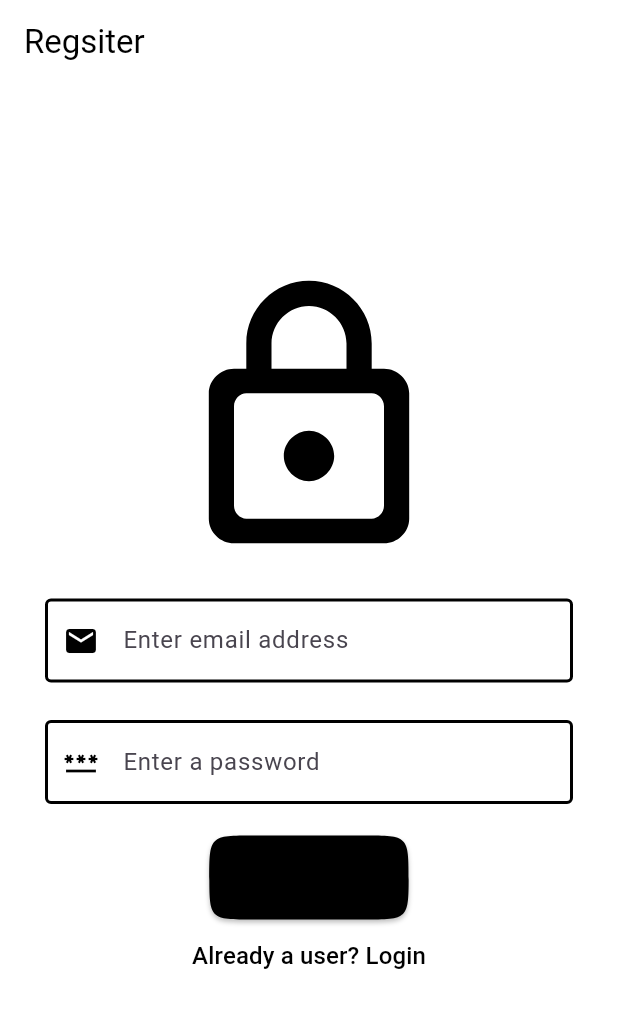
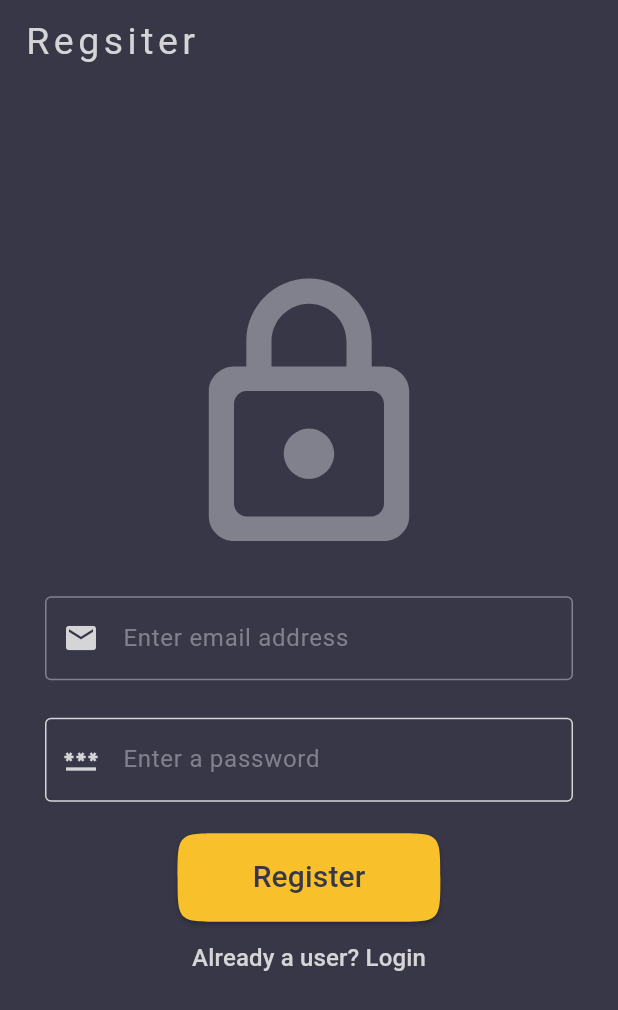
Before and after one commit to Deadlock-exe/MediSnap-AI, a Flutter app: the screen it shows after launch, after a tap on "New user? Regsiter now", on a phone screen of 412 x 824 dp. Shown: the top 1010 px of the screen. Run offline on Flutter 3.47's test engine with Material 3 defaults, Android fonts, the light colour scheme and no system bars; our stand-ins replace firebase_auth, firebase_core, flutter_gemini, google_generative_ai, google_nav_bar, image_picker; accounts and stored records are empty; network calls fail.

Commit message:
frontend work

```diff
--- a/lib/auth/login_page.dart
+++ b/lib/auth/login_page.dart
@@ -1,5 +1,6 @@
 import 'package:flutter/material.dart';
 import 'package:firebase_auth/firebase_auth.dart';
+import 'package:medisnap/constants/colors.dart';
 
 class LoginPage extends StatefulWidget {
   const LoginPage({super.key});
@@ -29,11 +30,17 @@ class _LoginPageState extends State<LoginPage> {
   @override
   Widget build(BuildContext context) {
     return Scaffold(
-      backgroundColor: Colors.white,
+      backgroundColor: primaryColor,
       appBar: AppBar(
-        title: const Text("Login"),
-        backgroundColor: Colors.white,
-        foregroundColor: Colors.black,
+        title: const Text(
+          "Login",
+          style: TextStyle(
+            fontSize: 25,
+            letterSpacing: 3,
+          ),
+        ),
+        backgroundColor: primaryColor,
+        foregroundColor: textColor,
       ),
       body: Column(
         mainAxisAlignment: MainAxisAlignment.center,
@@ -41,7 +48,7 @@ class _LoginPageState extends State<LoginPage> {
           Icon(
             Icons.lock,
             size: 200,
-            color: Colors.black,
+            color: secondaryColor,
           ),
           Padding(
             padding: const EdgeInsets.symmetric(
@@ -53,26 +60,31 @@ class _LoginPageState extends State<LoginPage> {
               autocorrect: false,
               keyboardType: TextInputType.emailAddress,
               decoration: const InputDecoration(
-                label: Text("Enter email address"),
+                label: Text(
+                  "Enter email address",
+                  style: TextStyle(
+                    color: secondaryColor,
+                  ),
+                ),
                 floatingLabelStyle: TextStyle(
-                  color: Colors.black,
+                  color: secondaryColor,
                 ),
                 prefixIcon: Icon(Icons.email),
-                prefixIconColor: Colors.black,
+                prefixIconColor: textColor,
                 focusedBorder: OutlineInputBorder(
                   borderSide: BorderSide(
-                    color: Colors.black,
+                    color: textColor,
                   ),
                 ),
                 enabledBorder: OutlineInputBorder(
                   borderSide: BorderSide(
-                    color: Colors.black,
-                    width: 2,
+                    color: secondaryColor,
+                    width: 1,
                   ),
                 ),
               ),
               style: const TextStyle(
-                color: Colors.black,
+                color: textColor,
               ),
             ),
           ),
@@ -89,32 +101,35 @@ class _LoginPageState extends State<LoginPage> {
               decoration: const InputDecoration(
                 label: Text(
                   "Enter your password",
+                  style: TextStyle(
+                    color: secondaryColor,
+                  ),
                 ),
                 floatingLabelStyle: TextStyle(
-                  color: Colors.black,
+                  color: secondaryColor,
                 ),
                 prefixIcon: Icon(Icons.password),
-                prefixIconColor: Colors.black,
+                prefixIconColor: textColor,
                 focusedBorder: OutlineInputBorder(
                   borderSide: BorderSide(
-                    color: Colors.black,
+                    color: textColor,
                     width: 2,
                   ),
                 ),
                 enabledBorder: OutlineInputBorder(
                   borderSide: BorderSide(
-                    color: Colors.black,
-                    width: 2,
+                    color: textColor,
+                    width: 1,
                   ),
                 ),
               ),
               style: const TextStyle(
-                color: Colors.black,
+                color: textColor,
               ),
             ),
           ),
           const SizedBox(
-            height: 16,
+            height: 24,
           ),
           ElevatedButton(
             onPressed: () async {
@@ -130,19 +145,20 @@ class _LoginPageState extends State<LoginPage> {
               });
             },
             style: ElevatedButton.styleFrom(
-              backgroundColor: Colors.black,
+              backgroundColor: accentColor,
               shape: ContinuousRectangleBorder(
                 borderRadius: BorderRadius.circular(30),
               ),
               padding: const EdgeInsets.symmetric(
-                vertical: 18,
-                horizontal: 40,
+                vertical: 15,
+                horizontal: 50,
               ),
             ),
             child: const Text(
               "Login",
               style: TextStyle(
-                color: Colors.black,
+                color: primaryColor,
+                fontSize: 20,
               ),
             ),
           ),
@@ -155,7 +171,7 @@ class _LoginPageState extends State<LoginPage> {
             child: Text(
               "New user? Regsiter now",
               style: TextStyle(
-                color: Colors.black,
+                color: textColor,
                 fontSize: 16,
               ),
             ),
--- a/lib/auth/signup_page.dart
+++ b/lib/auth/signup_page.dart
@@ -1,5 +1,6 @@
 import 'package:firebase_auth/firebase_auth.dart';
 import 'package:flutter/material.dart';
+import 'package:medisnap/constants/colors.dart';
 
 class SignupPage extends StatefulWidget {
   const SignupPage({super.key});
@@ -29,11 +30,17 @@ class _SignupPageState extends State<SignupPage> {
   @override
   Widget build(BuildContext context) {
     return Scaffold(
-      backgroundColor: Colors.white,
+      backgroundColor: primaryColor,
       appBar: AppBar(
-        title: const Text("Regsiter"),
-        backgroundColor: Colors.white,
-        foregroundColor: Colors.black,
+        title: const Text(
+          "Regsiter",
+          style: TextStyle(
+            fontSize: 25,
+            letterSpacing: 3,
+          ),
+        ),
+        backgroundColor: primaryColor,
+        foregroundColor: textColor,
       ),
       body: Column(
         mainAxisAlignment: MainAxisAlignment.center,
@@ -41,7 +48,7 @@ class _SignupPageState extends State<SignupPage> {
           Icon(
             Icons.lock_outline_rounded,
             size: 200,
-            color: Colors.black,
+            color: secondaryColor,
           ),
           Padding(
             padding: const EdgeInsets.symmetric(
@@ -53,27 +60,31 @@ class _SignupPageState extends State<SignupPage> {
               autocorrect: false,
               keyboardType: TextInputType.emailAddress,
               decoration: const InputDecoration(
-                label: Text("Enter email address"),
+                label: Text(
+                  "Enter email address",
+                  style: TextStyle(
+                    color: secondaryColor,
+                  ),
+                ),
                 floatingLabelStyle: TextStyle(
-                  color: Colors.black,
+                  color: secondaryColor,
                 ),
                 prefixIcon: Icon(Icons.email),
-                prefixIconColor: Colors.black,
+                prefixIconColor: textColor,
                 focusedBorder: OutlineInputBorder(
                   borderSide: BorderSide(
-                    color: Colors.black,
-                    width: 2,
+                    color: textColor,
                   ),
                 ),
                 enabledBorder: OutlineInputBorder(
                   borderSide: BorderSide(
-                    color: Colors.black,
-                    width: 2,
+                    color: secondaryColor,
+                    width: 1,
                   ),
                 ),
               ),
               style: const TextStyle(
-                color: Colors.black,
+                color: textColor,
               ),
             ),
           ),
@@ -88,24 +99,32 @@ class _SignupPageState extends State<SignupPage> {
               autocorrect: false,
               enableSuggestions: false,
               decoration: const InputDecoration(
-                label: Text("Enter a password"),
+                label: Text(
+                  "Enter a password",
+                  style: TextStyle(
+                    color: secondaryColor,
+                  ),
+                ),
                 floatingLabelStyle: TextStyle(
-                  color: Colors.black,
+                  color: secondaryColor,
                 ),
                 prefixIcon: Icon(Icons.password),
-                prefixIconColor: Colors.black,
+                prefixIconColor: textColor,
                 focusedBorder: OutlineInputBorder(
                   borderSide: BorderSide(
-                    color: Colors.black,
+                    color: textColor,
                     width: 2,
                   ),
                 ),
                 enabledBorder: OutlineInputBorder(
                   borderSide: BorderSide(
-                    color: Colors.black,
-                    width: 2,
+                    color: textColor,
+                    width: 1,
                   ),
                 ),
+              ),
+              style: const TextStyle(
+                color: textColor,
               ),
             ),
           ),
@@ -126,19 +145,20 @@ class _SignupPageState extends State<SignupPage> {
               });
             },
             style: ElevatedButton.styleFrom(
-              backgroundColor: Colors.black,
+              backgroundColor: accentColor,
               shape: ContinuousRectangleBorder(
                 borderRadius: BorderRadius.circular(30),
               ),
               padding: const EdgeInsets.symmetric(
-                vertical: 18,
-                horizontal: 40,
+                vertical: 15,
+                horizontal: 50,
               ),
             ),
             child: const Text(
               "Register",
               style: TextStyle(
-                color: Colors.black,
+                color: primaryColor,
+                fontSize: 20,
               ),
             ),
           ),
@@ -149,7 +169,7 @@ class _SignupPageState extends State<SignupPage> {
             child: Text(
               "Already a user? Login",
               style: TextStyle(
-                color: Colors.black,
+                color: textColor,
                 fontSize: 16,
               ),
             ),
--- a/lib/components/camera_button.dart
+++ b/lib/components/camera_button.dart
@@ -1,4 +1,5 @@
 import 'package:flutter/material.dart';
+import 'package:medisnap/constants/colors.dart';
 
 class CameraButton extends StatefulWidget {
   const CameraButton({super.key});
@@ -11,6 +12,11 @@ class _CameraButtonState extends State<CameraButton> {
   @override
   Widget build(BuildContext context) {
     return FloatingActionButton(
+      backgroundColor: accentColor,
+      foregroundColor: primaryColor,
+      shape: RoundedRectangleBorder(
+        borderRadius: BorderRadius.circular(15.0),
+      ),
       elevation: 1,
       onPressed: () {},
       child: Icon(
--- /dev/null
+++ b/lib/constants/colors.dart
@@ -0,0 +1,6 @@
+import 'package:flutter/material.dart';
+
+const primaryColor = Color(0xFF373748);
+const accentColor = Color(0xFFF8C12B);
+const secondaryColor = Color.fromARGB(255, 129, 129, 141);
+const textColor = Color.fromARGB(255, 213, 213, 215);
--- a/lib/pages/chat_page.dart
+++ b/lib/pages/chat_page.dart
@@ -4,6 +4,7 @@ import 'package:flutter_gemini/flutter_gemini.dart';
 import 'package:google_generative_ai/google_generative_ai.dart';
 import 'package:medisnap/api/model.dart';
 import 'package:medisnap/components/chat_model.dart';
+import 'package:medisnap/constants/colors.dart';
 
 class ChatPage extends StatefulWidget {
   const ChatPage({super.key});
@@ -72,8 +73,10 @@ class _ChatPageState extends State<ChatPage> {
   @override
   Widget build(BuildContext context) {
     return Scaffold(
+      backgroundColor: primaryColor,
       appBar: AppBar(
-        title: Text("AI CHAT"),
+        toolbarHeight: 20,
+        backgroundColor: primaryColor,
       ),
       body: ChatModel(
         messages: _messages,
--- a/lib/pages/home_page.dart
+++ b/lib/pages/home_page.dart
@@ -1,5 +1,6 @@
 import 'package:flutter/material.dart';
 import 'package:medisnap/components/camera_button.dart';
+import 'package:medisnap/constants/colors.dart';
 
 class HomePage extends StatelessWidget {
   const HomePage({super.key});
@@ -7,8 +8,9 @@ class HomePage extends StatelessWidget {
   @override
   Widget build(BuildContext context) {
     return Scaffold(
+      backgroundColor: primaryColor,
       appBar: AppBar(
-        title: Text("HomePage"),
+        backgroundColor: primaryColor,
       ),
       floatingActionButton: CameraButton(),
     );
```
Also changed, not shown: lib/components/chat_model.dart (+30 -5 lines), lib/components/drawer.dart (+17 -2 lines), lib/components/image/send_image.dart (+21 -2 lines), lib/pages/main_page.dart (+15 -9 lines).
